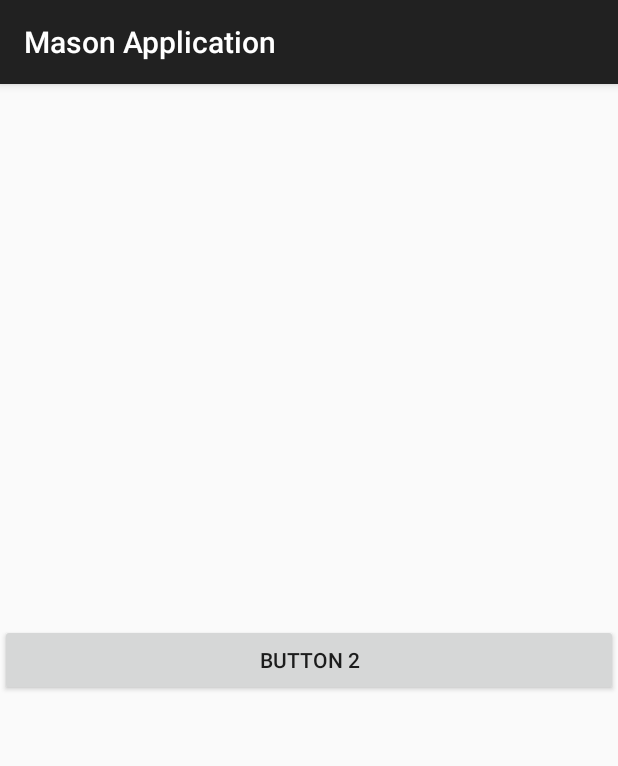
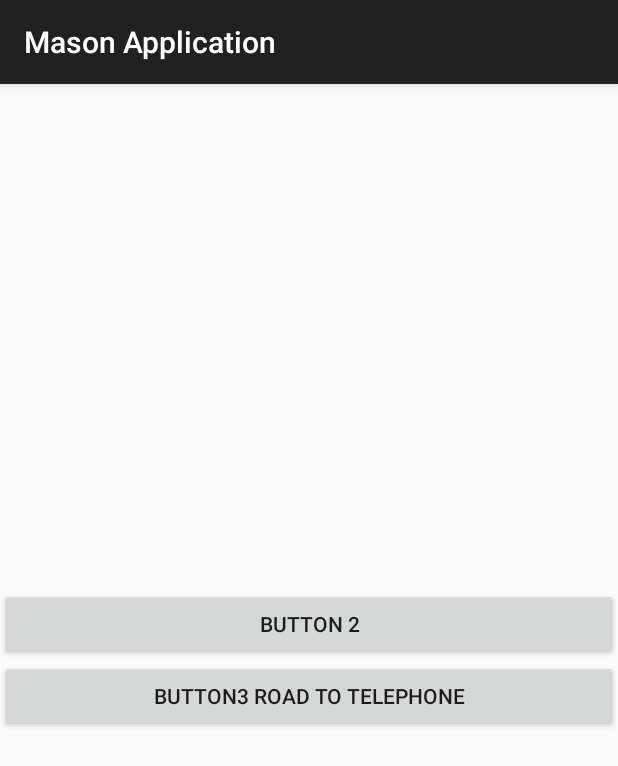
Before and after one commit to majiajun1/RouteToAndroid, an Android app: the SecondActivity screen opened directly, with no data from a screen before it, on a phone screen of 412 x 824 dp. Shown: the top 766 px of the screen. Run offline under Robolectric (Android 15) with nearby library versions, the phone set to English and light mode, and no system bars.

Commit message:
202512111705

```diff
--- a/app/src/main/java/com/example/myapplication/MainActivity.java
+++ b/app/src/main/java/com/example/myapplication/MainActivity.java
@@ -45,6 +45,10 @@ public class MainActivity extends AppCompatActivity  { //MainActivity 是继承
         });
 
 
+
+
+
+
     }
 
     @Override
--- a/app/src/main/res/layout/activity_main.xml
+++ b/app/src/main/res/layout/activity_main.xml
@@ -25,4 +25,6 @@
         />
 
 
+
+
 </LinearLayout>
--- a/app/src/main/res/layout/activity_main2.xml
+++ b/app/src/main/res/layout/activity_main2.xml
@@ -14,4 +14,9 @@
         android:layout_height="wrap_content"
         android:text="Button 2"
         />
+    <Button
+        android:layout_width="match_parent"
+        android:layout_height="wrap_content"
+        android:id="@+id/button3"
+        android:text="Button3 road to telephone" />
 </LinearLayout>
```
Also changed, not shown: app/src/main/AndroidManifest.xml (+15 -3 lines), app/src/main/java/com/example/myapplication/SecondActivity.java (+16 -0 lines), app/src/main/java/com/example/myapplication/ThirdActivity.java (added, +20 -0 lines), app/src/main/res/layout/activity_third.xml (added, +16 -0 lines), 3 other files.
